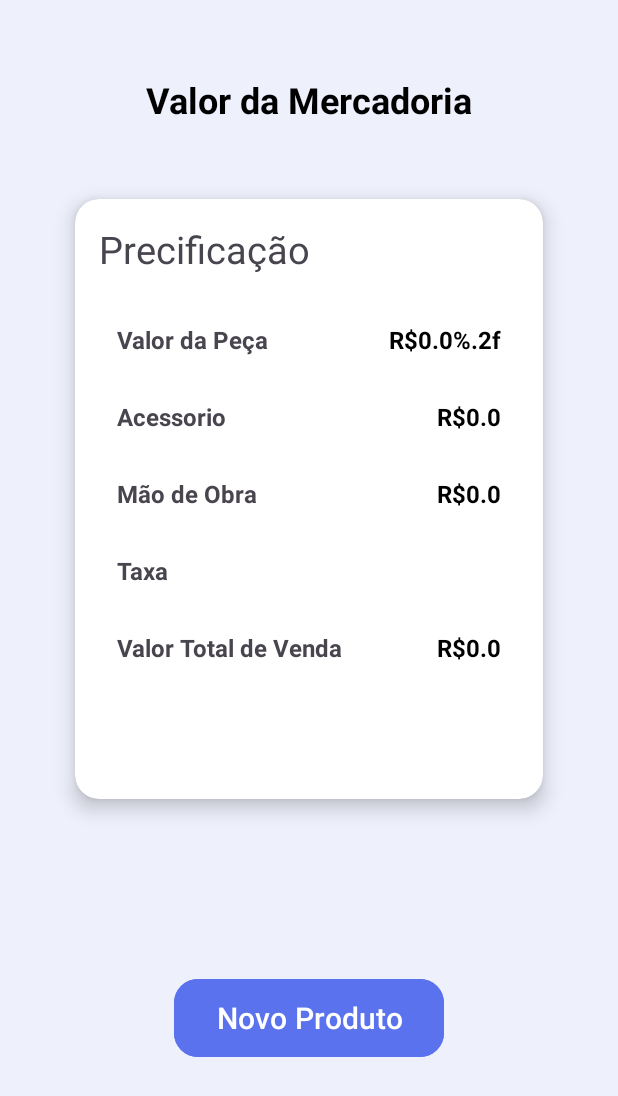
After one commit to VitorPgms/ArtPrices, an Android app: the Result screen opened directly, with no data from a screen before it, on a phone screen of 412 x 824 dp. The commit adds this screen. Shown: the top 1096 px of the screen. Run offline under Robolectric (Android 15) with nearby library versions, the phone set to English and light mode, and no system bars.

Commit message:
Adicionando tela de resultado

```diff
--- a/app/src/main/AndroidManifest.xml
+++ b/app/src/main/AndroidManifest.xml
@@ -13,6 +13,9 @@
         android:theme="@style/Theme.ArtPrice"
         tools:targetApi="31">
         <activity
+            android:name=".Result"
+            android:exported="false" />
+        <activity
             android:name=".MainActivity"
             android:exported="false" />
         <activity
--- a/app/src/main/java/com/example/artprice/MainActivity.kt
+++ b/app/src/main/java/com/example/artprice/MainActivity.kt
@@ -1,5 +1,6 @@
 package com.example.artprice
 
+import android.content.Intent
 import android.os.Bundle
 import android.widget.ArrayAdapter
 import android.widget.Toast
@@ -7,6 +8,7 @@ import androidx.activity.enableEdgeToEdge
 import androidx.appcompat.app.AppCompatActivity
 import androidx.core.view.ViewCompat
 import androidx.core.view.WindowInsetsCompat
+import com.example.artprice.Result
 import com.example.artprice.databinding.ActivityMainBinding
 
 private lateinit var binding: ActivityMainBinding
@@ -89,7 +91,13 @@ class MainActivity : AppCompatActivity() {
             else -> 0
         }
 
-        binding.txtResultado.text = resources.getString(R.string.resultado).format(spinnerResult)
+        val intent = Intent(this, Result::class.java).apply {
+            putExtra("PRICE_PIECE", pricePiece)
+            putExtra("ACCESSORY", accessory)
+            putExtra("SPINNER_RESULT", spinnerResult)
+            putExtra("PROFIT", profit)
+        }
+        startActivity(intent)
     }
 
 }
--- /dev/null
+++ b/app/src/main/java/com/example/artprice/Result.kt
@@ -0,0 +1,42 @@
+package com.example.artprice
+
+import android.os.Bundle
+import androidx.activity.enableEdgeToEdge
+import androidx.appcompat.app.AppCompatActivity
+import androidx.core.view.ViewCompat
+import androidx.core.view.WindowInsetsCompat
+import com.example.artprice.databinding.ActivityResultBinding
+
+class Result : AppCompatActivity() {
+
+    private lateinit var binding: ActivityResultBinding
+
+    override fun onCreate(savedInstanceState: Bundle?) {
+        super.onCreate(savedInstanceState)
+        binding = ActivityResultBinding.inflate(layoutInflater)
+        enableEdgeToEdge()
+        setContentView(binding.root)
+        ViewCompat.setOnApplyWindowInsetsListener(findViewById(R.id.main)) { v, insets ->
+            val systemBars = insets.getInsets(WindowInsetsCompat.Type.systemBars())
+            v.setPadding(systemBars.left, systemBars.top, systemBars.right, systemBars.bottom)
+            insets
+        }
+
+        val pricePieceResult = binding.txtValuePiece
+        val accessoryResult = binding.txtValorAcessorio
+        val profitResult = binding.txtValorMaodeObra
+        val resultResult = binding.txtValorTotalVenda
+
+        val pricePiece = intent.getDoubleExtra("PRICE_PIECE", 0.0)
+        val accessory = intent.getDoubleExtra("ACCESSORY", 0.0)
+        val spinnerResultValue = intent.getDoubleExtra("SPINNER_RESULT", 0.0)
+        val profit = intent.getDoubleExtra("PROFIT", 0.0)
+
+        pricePieceResult.text = "R$$pricePiece%.2f"
+        accessoryResult.text = "R$$accessory"
+        profitResult.text = "R$$profit"
+        resultResult.text = "R$$spinnerResultValue"
+
+
+    }
+}
--- a/app/src/main/res/layout/activity_home_screen.xml
+++ b/app/src/main/res/layout/activity_home_screen.xml
@@ -26,17 +26,19 @@
         android:textStyle="bold"
         android:textColor="@color/color_lyrics"
         android:lineSpacingExtra="8dp"
-        android:gravity="center"/>
+        android:gravity="center"
+        android:layout_marginBottom="15dp"/>
 
     <TextView
         android:layout_width="wrap_content"
         android:layout_height="wrap_content"
         android:text="@string/text_sub_txt"
-        android:textSize="18sp"
+        android:textSize="15sp"
         android:textColor="@color/color_lyrics"
         android:lineSpacingExtra="8dp"
         android:letterSpacing="0.05"
         android:padding="20dp"
+        android:layout_marginBottom="15dp"
         android:gravity="center"/>
 
     <Button
--- a/app/src/main/res/layout/activity_main.xml
+++ b/app/src/main/res/layout/activity_main.xml
@@ -112,13 +112,6 @@
         android:layout_margin="30dp"
         android:layout_gravity="center"/>
 
-    <TextView
-        android:id="@+id/txtResultado"
-        android:layout_width="match_parent"
-        android:layout_height="wrap_content"
-        android:text="Resultado"
-        android:textSize="20sp"
-        android:gravity="center"/>
 
 
 </LinearLayout>
--- /dev/null
+++ b/app/src/main/res/layout/activity_result.xml
@@ -0,0 +1,213 @@
+<?xml version="1.0" encoding="utf-8"?>
+<androidx.constraintlayout.widget.ConstraintLayout xmlns:android="http://schemas.android.com/apk/res/android"
+    xmlns:app="http://schemas.android.com/apk/res-auto"
+    xmlns:tools="http://schemas.android.com/tools"
+    android:id="@+id/main"
+    android:background="@color/color_background"
+    android:layout_width="match_parent"
+    android:layout_height="match_parent"
+    tools:context=".Result">
+
+    <TextView
+        android:id="@+id/txtTitulo"
+        android:layout_width="wrap_content"
+        android:layout_height="wrap_content"
+        android:text="Valor da Mercadoria"
+        android:textSize="24sp"
+        android:textStyle="bold"
+        android:textColor="@color/black"
+        app:layout_constraintTop_toTopOf="parent"
+        app:layout_constraintStart_toStartOf="parent"
+        app:layout_constraintEnd_toEndOf="parent"
+        android:layout_margin="50dp"/>
+
+    <Space
+        android:id="@+id/Space"
+        android:layout_width="match_parent"
+        android:layout_height="30dp"
+        app:layout_constraintTop_toBottomOf="@id/txtTitulo"/>
+
+    <androidx.cardview.widget.CardView
+        android:id="@+id/cardPrecificacao"
+        android:layout_width="312dp"
+        android:layout_height="400dp"
+        android:layout_margin="20dp"
+        app:cardCornerRadius="16dp"
+        app:cardElevation="8dp"
+        android:background="@color/white"
+        android:layout_marginBottom="40dp"
+        app:layout_constraintTop_toBottomOf="@id/Space"
+        app:layout_constraintStart_toStartOf="parent"
+        app:layout_constraintEnd_toEndOf="parent">
+
+
+        <LinearLayout
+            android:layout_width="match_parent"
+            android:layout_height="wrap_content"
+            android:padding="16dp"
+            android:orientation="vertical">
+
+            <TextView
+                android:layout_width="wrap_content"
+                android:layout_height="wrap_content"
+                android:text="Precificação"
+                android:textSize="25sp"
+                android:layout_marginBottom="20dp"/>
+
+            <LinearLayout
+                android:layout_width="match_parent"
+                android:layout_height="wrap_content"
+                android:orientation="horizontal"
+                android:padding="12dp"
+                android:layout_marginBottom="5dp">
+
+                <TextView
+                    android:layout_width="0dp"
+                    android:layout_height="wrap_content"
+                    android:layout_weight="1"
+                    android:gravity="center_vertical"
+                    android:text="@string/text_valor_peca"
+                    android:textSize="16sp"
+                    android:textStyle="bold"/>
+
+                <TextView
+                    android:id="@+id/txtValuePiece"
+                    android:layout_width="wrap_content"
+                    android:layout_height="wrap_content"
+                    android:gravity="center_vertical"
+                    android:textSize="16sp"
+                    android:textColor="@android:color/black"
+                    android:textStyle="bold"/>
+            </LinearLayout>
+
+            <LinearLayout
+                android:layout_width="match_parent"
+                android:layout_height="wrap_content"
+                android:orientation="horizontal"
+                android:padding="12dp"
+                android:layout_marginBottom="5dp">
+
+                <TextView
+                    android:layout_width="0dp"
+                    android:layout_height="wrap_content"
+                    android:layout_weight="1"
+                    android:gravity="center_vertical"
+                    android:text="@string/text_acessorio"
+                    android:textSize="16sp"
+                    android:textStyle="bold"/>
+
+                <TextView
+                    android:id="@+id/txtValorAcessorio"
+                    android:layout_width="wrap_content"
+                    android:layout_height="wrap_content"
+                    android:gravity="center_vertical"
+                    android:text=""
+                    android:textSize="16sp"
+                    android:textColor="@android:color/black"
+                    android:textStyle="bold"/>
+            </LinearLayout>
+
+            <LinearLayout
+                android:layout_width="match_parent"
+                android:layout_height="wrap_content"
+                android:orientation="horizontal"
+                android:padding="12dp"
+                android:layout_marginBottom="5dp">
+
+                <TextView
+                    android:layout_width="0dp"
+                    android:layout_height="wrap_content"
+                    android:layout_weight="1"
+                    android:gravity="center_vertical"
+                    android:text="@string/text_mao_obra"
+                    android:textSize="16sp"
+                    android:textStyle="bold"/>
+
+                <TextView
+                    android:id="@+id/txtValorMaodeObra"
+                    android:layout_width="wrap_content"
+                    android:layout_height="wrap_content"
+                    android:gravity="center_vertical"
+                    android:text=""
+                    android:textSize="16sp"
+                    android:textColor="@android:color/black"
+                    android:textStyle="bold"/>
+            </LinearLayout>
+
+            <LinearLayout
+                android:layout_width="match_parent"
+                android:layout_height="wrap_content"
+                android:orientation="horizontal"
+                android:padding="12dp"
+                android:layout_marginBottom="5dp">
+
+                <TextView
+                    android:layout_width="0dp"
+                    android:layout_height="wrap_content"
+                    android:layout_weight="1"
+                    android:gravity="center_vertical"
+                    android:text="@string/text_taxa"
+                    android:textSize="16sp"
+                    android:textStyle="bold"/>
+
+                <TextView
+                    android:id="@+id/txtValorTaxa"
+                    android:layout_width="wrap_content"
+                    android:layout_height="wrap_content"
+                    android:gravity="center_vertical"
+                    android:text=""
+                    android:textSize="16sp"
+                    android:textColor="@android:color/black"
+                    android:textStyle="bold"/>
+            </LinearLayout>
+
+            <LinearLayout
+                android:layout_width="match_parent"
+                android:layout_height="wrap_content"
+                android:orientation="horizontal"
+                android:padding="12dp">
+
+                <TextView
+                    android:layout_width="0dp"
+                    android:layout_height="wrap_content"
+                    android:layout_weight="1"
+                    android:gravity="center_vertical"
+                    android:text="@string/text_total_venda"
+                    android:textSize="16sp"
+                    android:textStyle="bold"/>
+
+                <TextView
+                    android:id="@+id/txtValorTotalVenda"
+                    android:layout_width="wrap_content"
+                    android:layout_height="wrap_content"
+                    android:gravity="center_vertical"
+                    android:text=""
+                    android:textSize="16sp"
+                    android:textColor="@android:color/black"
+                    android:textStyle="bold"/>
+            </LinearLayout>
+
+
+
+        </LinearLayout>
+
+
+
+    </androidx.cardview.widget.CardView>
+
+    <Button
+        android:id="@+id/btnNovoProduto"
+        android:layout_width="180dp"
+        android:layout_height="60dp"
+        android:layout_margin="20dp"
+        android:backgroundTint="#5B72EE"
+        android:text="Novo Produto"
+        android:textColor="@android:color/white"
+        android:textSize="20sp"
+        app:cornerRadius="16dp"
+        app:layout_constraintBottom_toBottomOf="parent"
+        app:layout_constraintEnd_toEndOf="parent"
+        app:layout_constraintStart_toStartOf="parent"
+        app:layout_constraintTop_toBottomOf="@+id/cardPrecificacao" />
+
+</androidx.constraintlayout.widget.ConstraintLayout>
--- a/app/src/main/res/values/strings.xml
+++ b/app/src/main/res/values/strings.xml
@@ -8,7 +8,6 @@
     <string name="app_name">ArtPrice</string>
     <string name="erro1">Digite o peso total da resina e o valor</string>
     <string name="erro2">Digite o peso da peça, o tipo de lucro e o lucro</string>
-    <string name="resultado">"O valor da peça é de: R$ %.2f"</string>
     <string-array name="peso_resina">
         <item>25g</item>
         <item>50g</item>
@@ -28,4 +27,11 @@
         <item>Porcentagem</item>
     </string-array>
 
+    <!--Screen Result-->
+    <string name="text_valor_peca">Valor da Peça</string>
+    <string name="text_acessorio">Acessorio</string>
+    <string name="text_mao_obra">Mão de Obra</string>
+    <string name="text_taxa">Taxa</string>
+    <string name="text_total_venda">Valor Total de Venda</string>
+
 </resources>
```
